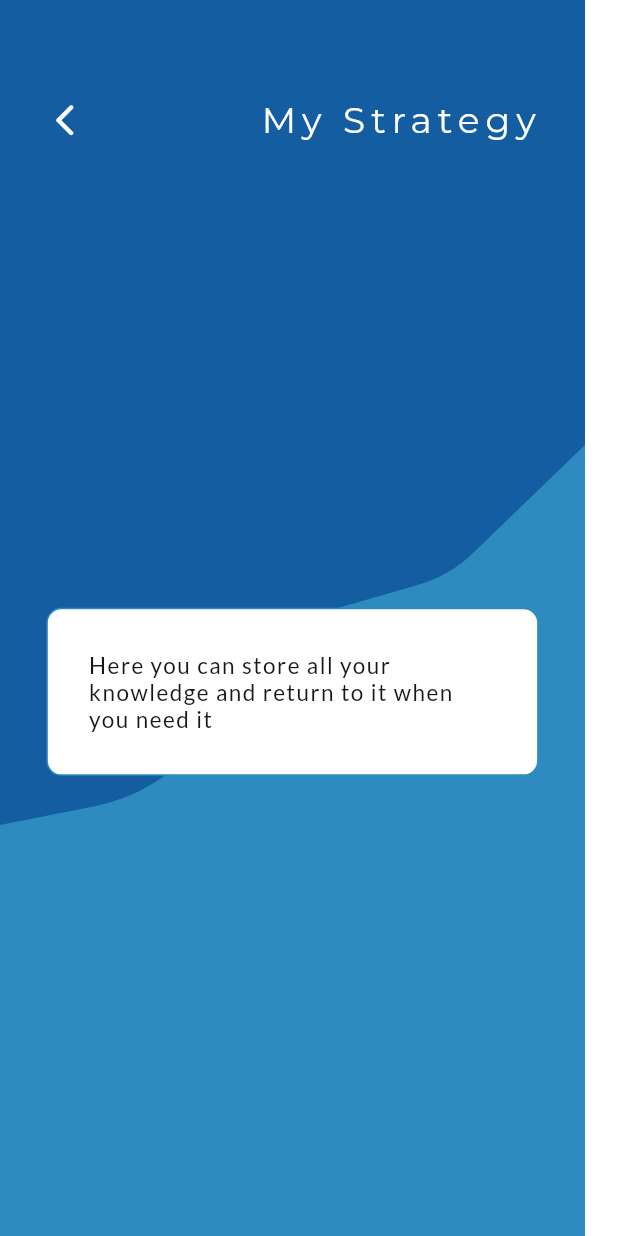
After one commit to Timson01/TradeStat, a Flutter app: the StrategyScreen screen opened directly, on a phone screen of 412 x 824 dp. The commit adds this screen. Run offline on Flutter 3.47's test engine with Material 2 defaults, Android fonts, the phone set to English and light mode, and no system bars; our stand-ins replace carousel_slider, equatable, flutter_bloc, flutter_svg, hydrated_bloc, image_picker and 1 more; accounts and stored records are empty.

Commit message:
My Strategy Screen UI

```diff
--- a/lib/screens/add_edit_deal_screen/components/edit_section.dart
+++ b/lib/screens/add_edit_deal_screen/components/edit_section.dart
@@ -696,7 +696,7 @@ class _EditSectionState extends State<EditSection> {
                                   });
                                   return null;
                                 },
-                          child: Text('Create',
+                          child: Text(widget.id == AddDealScreen.id ? 'Create': 'Edit',
                               style: Theme.of(context)
                                   .textTheme
                                   .subtitle1
--- a/lib/screens/deals_screen/components/deals_button_section.dart
+++ b/lib/screens/deals_screen/components/deals_button_section.dart
@@ -2,6 +2,7 @@ import 'package:flutter/material.dart';
 import 'package:flutter_svg/flutter_svg.dart';
 import 'package:trade_stat/screens/add_edit_deal_screen/add_deal_screen.dart';
 import 'package:trade_stat/screens/rules_screen/rules_screen.dart';
+import 'package:trade_stat/screens/strategy_screen/strategy_screen.dart';
 
 import '../../../styles/style_exports.dart';
 
@@ -56,7 +57,13 @@ class _DealsButtonSectionState extends State<DealsButtonSection> {
               Navigator.of(context).pushReplacementNamed(AddDealScreen.id);
             },
           ),
-          SvgPicture.asset(strategyIcon, width: 20, fit: BoxFit.cover),
+          InkWell(
+            child: SvgPicture.asset(strategyIcon, width: 20, fit: BoxFit.cover),
+            onTap: () {
+              ScaffoldMessenger.of(context).hideCurrentSnackBar();
+              Navigator.of(context).pushReplacementNamed(StrategyScreen.id);
+            },
+          ),
         ],
       ),
     );
--- /dev/null
+++ b/lib/screens/strategy_screen/components/strategy_edit_section.dart
@@ -0,0 +1,56 @@
+import 'package:flutter/material.dart';
+import '../../../styles/style_exports.dart';
+
+class StrategyEditSection extends StatefulWidget {
+  const StrategyEditSection({
+    Key? key,
+  }) : super(key: key);
+
+  @override
+  State<StrategyEditSection> createState() => _StrategyEditSectionState();
+}
+
+class _StrategyEditSectionState extends State<StrategyEditSection> {
+
+  TextEditingController _strategyController = TextEditingController(
+      text: 'Here you can store all your knowledge and return to it when you need it'
+  );
+
+  @override
+  void dispose() {
+    _strategyController.dispose();
+    super.dispose();
+  }
+
+  @override
+  Widget build(BuildContext context) {
+    double width = MediaQuery.of(context).size.width;
+    double height = MediaQuery.of(context).size.height;
+    return Container(
+      padding: const EdgeInsets.only(left: 15, right: 15, bottom: 20, top: 20),
+      constraints: BoxConstraints(minWidth: width * 0.85, maxHeight: height * 0.7),
+        decoration: BoxDecoration(
+            borderRadius: BorderRadius.circular(10.0),
+            color: Colors.white,
+            border: Border.all(color: colorBlue)),
+        child: TextField(
+                keyboardType: TextInputType.multiline,
+                maxLines: null,
+                controller: _strategyController,
+                style: Theme.of(context)
+                    .textTheme
+                    .subtitle2
+                    ?.copyWith(
+                    fontSize: 15,
+                    color: colorDarkGrey,
+                    letterSpacing: 1),
+                decoration: InputDecoration(
+                    isDense: true,
+                    filled: true,
+                    fillColor: Colors.white,
+                    border: InputBorder.none,
+                    ),
+                ),
+            );
+  }
+}
--- /dev/null
+++ b/lib/screens/strategy_screen/components/strategy_top_section.dart
@@ -0,0 +1,37 @@
+import 'package:flutter/material.dart';
+import '../../deals_screen/deals_screen.dart';
+
+class StrategyTopSection extends StatefulWidget {
+  const StrategyTopSection({
+    Key? key,
+  }) : super(key: key);
+
+  @override
+  State<StrategyTopSection> createState() => _StrategyTopSectionState();
+}
+
+class _StrategyTopSectionState extends State<StrategyTopSection> {
+  @override
+  Widget build(BuildContext context) {
+    return Row(
+      mainAxisAlignment: MainAxisAlignment.spaceBetween,
+      children: [
+        InkWell(
+          child: const Icon(Icons.arrow_back_ios_new_rounded,
+              size: 25, color: Colors.white),
+          onTap: () =>
+              Navigator.of(context).pushReplacementNamed(DealsScreen.id),
+        ),
+        Text(
+          'My Strategy',
+          style: Theme
+              .of(context)
+              .textTheme
+              .headline5
+              ?.copyWith(fontSize: 24, color: Colors.white),
+          textAlign: TextAlign.right,
+        ),
+      ],
+    );
+  }
+}
--- /dev/null
+++ b/lib/screens/strategy_screen/strategy_screen.dart
@@ -0,0 +1,51 @@
+import 'package:flutter/material.dart';
+import 'package:flutter_svg/svg.dart';
+import 'package:trade_stat/screens/strategy_screen/components/strategy_top_section.dart';
+
+import '../../styles/style_exports.dart';
+import 'components/strategy_edit_section.dart';
+
+class StrategyScreen extends StatefulWidget {
+  const StrategyScreen({Key? key}) : super(key: key);
+  static const id = 'strategy_screen';
+
+  @override
+  State<StrategyScreen> createState() => _StrategyScreenState();
+}
+
+class _StrategyScreenState extends State<StrategyScreen> {
+  @override
+  Widget build(BuildContext context) {
+    double width = MediaQuery.of(context).size.width;
+    double height = MediaQuery.of(context).size.height;
+    return Scaffold(
+      body: SingleChildScrollView(
+        child: Stack(
+          children: <Widget>[
+            SvgPicture.asset(addEditDealBackground, fit: BoxFit.cover),
+            Positioned(
+              top: height * 0.08,
+              left: width * 0.075,
+              right: width * 0.075,
+              bottom: height * 0.05,
+              child: WillPopScope(
+                onWillPop: () async {
+                  return false;
+                },
+                child: Column(
+                  children: [
+                    const StrategyTopSection(),
+                    SizedBox(height: height * 0.03),
+                    const Spacer(),
+                    const StrategyEditSection(),
+                    const Spacer(),
+                  ],
+                ),
+              ),
+            )
+          ],
+        ),
+      ),
+    );
+  }
+}
--- a/lib/services/route_generator.dart
+++ b/lib/services/route_generator.dart
@@ -9,6 +9,7 @@ import 'package:trade_stat/screens/registration_screen/registration_screen.dart'
 import 'package:trade_stat/screens/rules_screen/rules_screen.dart';
 import 'package:trade_stat/screens/welcome_screen/welcome_screen.dart';
 import '../models/deal.dart';
+import '../screens/strategy_screen/strategy_screen.dart';
 import 'custom_page_route.dart';
 
 class RouteGenerator {
@@ -32,6 +33,8 @@ class RouteGenerator {
         return CustomPageRoute(child: DealsDetailScreen(currentDeal: routeSettings.arguments as Deal));
       case RulesScreen.id:
         return CustomPageRoute(child: RulesScreen());
+      case StrategyScreen.id:
+        return CustomPageRoute(child: StrategyScreen());
       default:
         return _errorRoute();
     }
```
